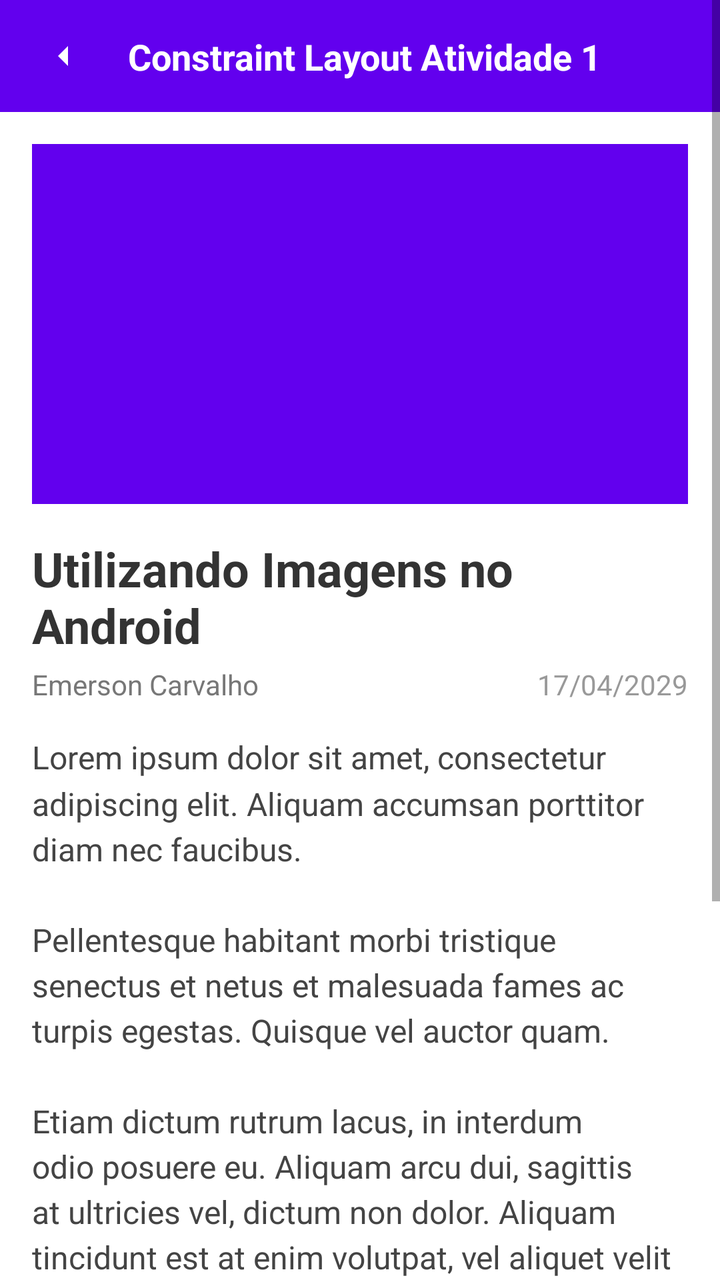
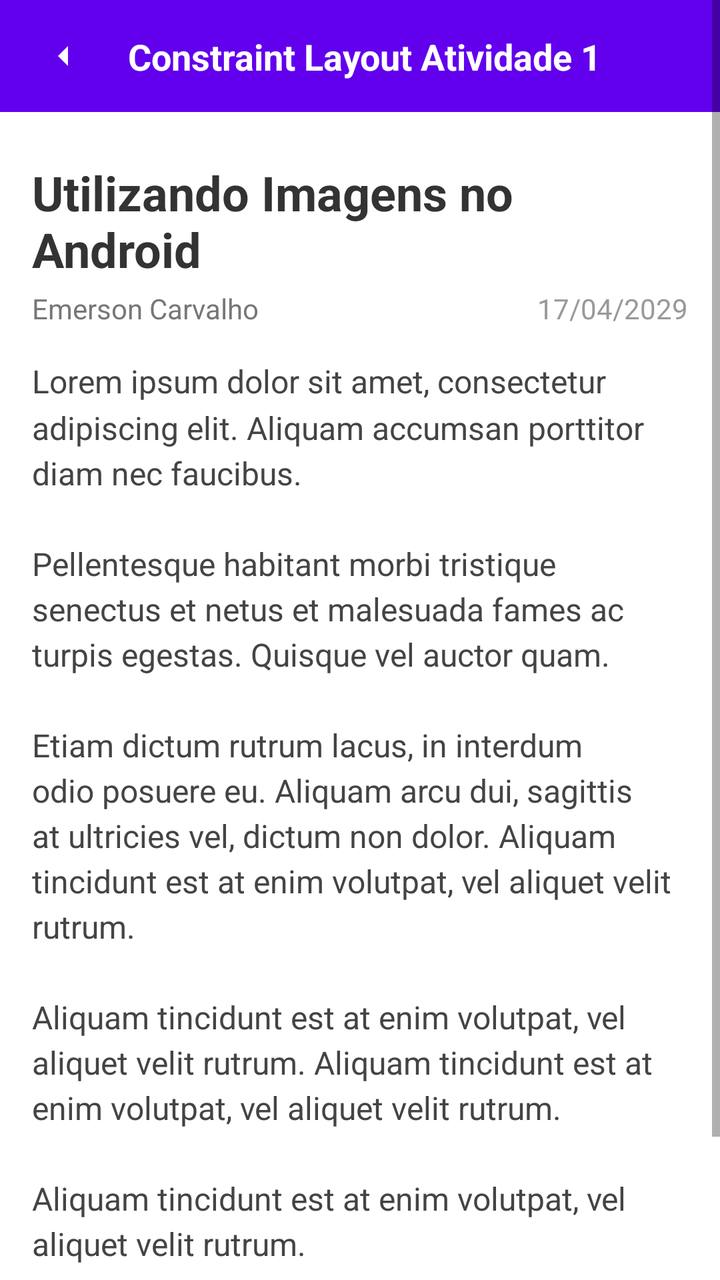

An Android layout rendered at two revisions. The XML below is the earlier revision; the diff shows what the commit changed to produce the second picture.
<!-- AndroidManifest.xml: application theme Theme.ConstraintLayout -->
<!-- res/layout/activity_blog_post.xml -->
<?xml version="1.0" encoding="utf-8"?>
<ScrollView
    xmlns:android="http://schemas.android.com/apk/res/android"
    xmlns:app="http://schemas.android.com/apk/res-auto"
    xmlns:tools="http://tools.android.com/tools"
    android:layout_width="match_parent"
    android:layout_height="match_parent"
    android:fillViewport="true"
    android:background="#FFFFFF">

    <androidx.constraintlayout.widget.ConstraintLayout
        android:layout_width="match_parent"
        android:layout_height="wrap_content">

        <androidx.constraintlayout.widget.ConstraintLayout
            android:id="@+id/toolbarCustomBlog"
            android:layout_width="0dp"
            android:layout_height="56dp"
            android:background="#6200EE"
            app:layout_constraintTop_toTopOf="parent"
            app:layout_constraintStart_toStartOf="parent"
            app:layout_constraintEnd_toEndOf="parent">

            <ImageView
                android:id="@+id/btnVoltarBlog"
                android:layout_width="48dp"
                android:layout_height="48dp"
                android:padding="12dp"
                android:src="@drawable/ic_arrow_drop_down"
                android:rotation="90"
                android:clickable="true"
                android:focusable="true"
                android:background="?attr/selectableItemBackgroundBorderless"
                app:layout_constraintTop_toTopOf="parent"
                app:layout_constraintBottom_toBottomOf="parent"
                app:layout_constraintStart_toStartOf="parent"
                android:layout_marginStart="8dp"/>

            <TextView
                android:id="@+id/txtHeaderBlog"
                android:layout_width="0dp"
                android:layout_height="wrap_content"
                android:text="Constraint Layout Atividade 1"
                android:textColor="#FFFFFF"
                android:textSize="18sp"
                android:textStyle="bold"
                android:layout_marginStart="8dp"
                app:layout_constraintTop_toTopOf="parent"
                app:layout_constraintBottom_toBottomOf="parent"
                app:layout_constraintStart_toEndOf="@id/btnVoltarBlog"
                app:layout_constraintEnd_toEndOf="parent" />

        </androidx.constraintlayout.widget.ConstraintLayout>

        <ImageView
            android:id="@+id/imgBlogHeader"
            android:layout_width="0dp"
            android:layout_height="180dp"
            android:scaleType="centerCrop"
            android:src="@drawable/blog_image"
            android:layout_marginTop="16dp"
            android:layout_marginHorizontal="16dp"
            app:layout_constraintTop_toBottomOf="@id/toolbarCustomBlog"
            app:layout_constraintStart_toStartOf="parent"
            app:layout_constraintEnd_toEndOf="parent" />

        <TextView
            android:id="@+id/txtTitle"
            android:layout_width="0dp"
            android:layout_height="wrap_content"
            android:text="Utilizando Imagens no Android"
            android:textSize="24sp"
            android:textStyle="bold"
            android:textColor="#333333"
            android:layout_marginTop="16dp"
            android:layout_marginHorizontal="16dp"
            app:layout_constraintTop_toBottomOf="@id/imgBlogHeader"
            app:layout_constraintStart_toStartOf="parent"
            app:layout_constraintEnd_toEndOf="parent" />

        <TextView
            android:id="@+id/txtAuthor"
            android:layout_width="wrap_content"
            android:layout_height="wrap_content"
            android:text="Emerson Carvalho"
            android:textSize="14sp"
            android:textColor="#777777"
            android:layout_marginTop="4dp"
            android:layout_marginStart="16dp"
            app:layout_constraintTop_toBottomOf="@id/txtTitle"
            app:layout_constraintStart_toStartOf="parent" />

        <TextView
            android:id="@+id/txtDate"
            android:layout_width="wrap_content"
            android:layout_height="wrap_content"
            android:text="17/04/2029"
            android:textSize="14sp"
            android:textColor="#999999"
            android:layout_marginEnd="16dp"
            app:layout_constraintTop_toTopOf="@id/txtAuthor"
            app:layout_constraintEnd_toEndOf="parent" />

        <TextView
            android:id="@+id/txtContent"
            android:layout_width="0dp"
            android:layout_height="wrap_content"
            android:layout_marginTop="16dp"
            android:layout_marginHorizontal="16dp"
            android:lineSpacingMultiplier="1.2"
            android:text="Lorem ipsum dolor sit amet, consectetur adipiscing elit. Aliquam accumsan porttitor diam nec faucibus.\n\nPellentesque habitant morbi tristique senectus et netus et malesuada fames ac turpis egestas. Quisque vel auctor quam.\n\nEtiam dictum rutrum lacus, in interdum odio posuere eu. Aliquam arcu dui, sagittis at ultricies vel, dictum non dolor. Aliquam tincidunt est at enim volutpat, vel aliquet velit rutrum.\n\nAliquam tincidunt est at enim volutpat, vel aliquet velit rutrum. Aliquam tincidunt est at enim volutpat, vel aliquet velit rutrum.\n\nAliquam tincidunt est at enim volutpat, vel aliquet velit rutrum."
            android:textColor="#444444"
            android:textSize="16sp"
            app:layout_constraintTop_toBottomOf="@id/txtAuthor"
            app:layout_constraintStart_toStartOf="parent"
            app:layout_constraintEnd_toEndOf="parent" />

        <Button
            android:id="@+id/btnAnterior"
            android:layout_width="wrap_content"
            android:layout_height="wrap_content"
            android:text="ANTERIOR"
            android:layout_marginTop="24dp"
            android:layout_marginBottom="16dp"
            android:layout_marginStart="16dp"
            app:layout_constraintTop_toBottomOf="@id/txtContent"
            app:layout_constraintBottom_toBottomOf="parent"
            app:layout_constraintStart_toStartOf="parent" />

        <Button
            android:id="@+id/btnProximo"
            android:layout_width="wrap_content"
            android:layout_height="wrap_content"
            android:text="PRÓXIMO"
            android:layout_marginTop="24dp"
            android:layout_marginBottom="16dp"
            android:layout_marginEnd="16dp"
            app:layout_constraintTop_toBottomOf="@id/txtContent"
            app:layout_constraintBottom_toBottomOf="parent"
            app:layout_constraintEnd_toEndOf="parent" />

    </androidx.constraintlayout.widget.ConstraintLayout>
</ScrollView>
<!-- resources referenced by this layout -->
<resources>
  <!-- drawable blog_image (drawable) -->
  <?xml version="1.0" encoding="utf-8"?>
  <shape xmlns:android="http://schemas.android.com/apk/res/android"
      android:shape="rectangle">
      <solid android:color="#6200EE"/>
  </shape>
  <!-- drawable ic_arrow_drop_down (drawable) -->
  <vector xmlns:android="http://schemas.android.com/apk/res/android"
      android:width="24dp"
      android:height="24dp"
      android:viewportWidth="24"
      android:viewportHeight="24">
      <path
          android:fillColor="#FFFFFFFF"
          android:pathData="M7,10l5,5 5,-5z"/>
  </vector>
  <style name="Theme.ConstraintLayout" parent="Theme.MaterialComponents.DayNight.NoActionBar">
          <item name="colorPrimary">@color/purple_500</item>
          <item name="colorPrimaryVariant">@color/purple_700</item>
          <item name="colorOnPrimary">@color/white</item>
          <item name="colorSecondary">@color/teal_200</item>
          <item name="colorSecondaryVariant">@color/teal_700</item>
          <item name="colorOnSecondary">@color/black</item>
          <item name="android:statusBarColor">?attr/colorPrimaryVariant</item>
      </style>
  <color name="purple_500">#FF6200EE</color>
  <color name="purple_700">#FF3700B3</color>
  <color name="white">#FFFFFFFF</color>
  <color name="teal_200">#FF03DAC5</color>
  <color name="teal_700">#FF018786</color>
  <color name="black">#FF000000</color>
</resources>

<!-- the commit's change to res/layout/activity_blog_post.xml (unified diff, before → after) -->
@@ -52,18 +52,6 @@
 
         </androidx.constraintlayout.widget.ConstraintLayout>
 
-        <ImageView
-            android:id="@+id/imgBlogHeader"
-            android:layout_width="0dp"
-            android:layout_height="180dp"
-            android:scaleType="centerCrop"
-            android:src="@drawable/blog_image"
-            android:layout_marginTop="16dp"
-            android:layout_marginHorizontal="16dp"
-            app:layout_constraintTop_toBottomOf="@id/toolbarCustomBlog"
-            app:layout_constraintStart_toStartOf="parent"
-            app:layout_constraintEnd_toEndOf="parent" />
-
         <TextView
             android:id="@+id/txtTitle"
             android:layout_width="0dp"
@@ -72,9 +60,9 @@
             android:textSize="24sp"
             android:textStyle="bold"
             android:textColor="#333333"
-            android:layout_marginTop="16dp"
+            android:layout_marginTop="24dp"
             android:layout_marginHorizontal="16dp"
-            app:layout_constraintTop_toBottomOf="@id/imgBlogHeader"
+            app:layout_constraintTop_toBottomOf="@id/toolbarCustomBlog"
             app:layout_constraintStart_toStartOf="parent"
             app:layout_constraintEnd_toEndOf="parent" />
 
<!-- resource entries referenced after the edit -->
@@ -1,11 +1,5 @@
 <!-- resources referenced by this layout -->
 <resources>
-  <!-- drawable blog_image (drawable) -->
-  <?xml version="1.0" encoding="utf-8"?>
-  <shape xmlns:android="http://schemas.android.com/apk/res/android"
-      android:shape="rectangle">
-      <solid android:color="#6200EE"/>
-  </shape>
   <!-- drawable ic_arrow_drop_down (drawable) -->
   <vector xmlns:android="http://schemas.android.com/apk/res/android"
       android:width="24dp"
